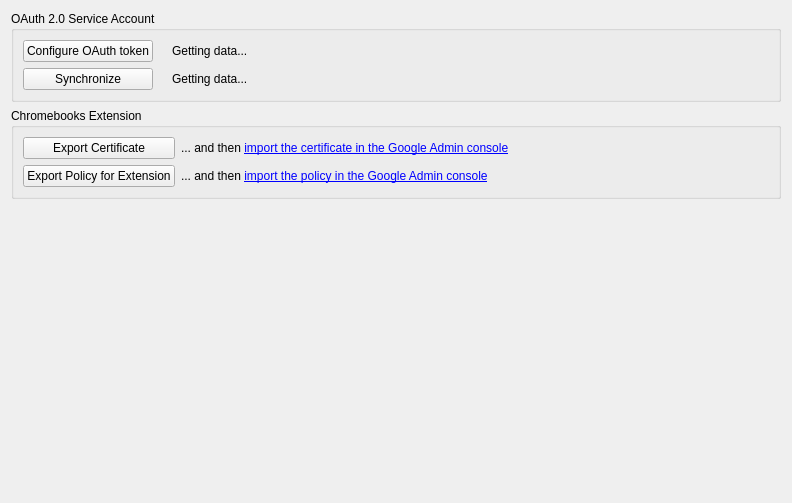
fw-dev/translations, file FWAdminLib/Preferences/ChromebookPreferencesWidget.ui: the form before one commit.
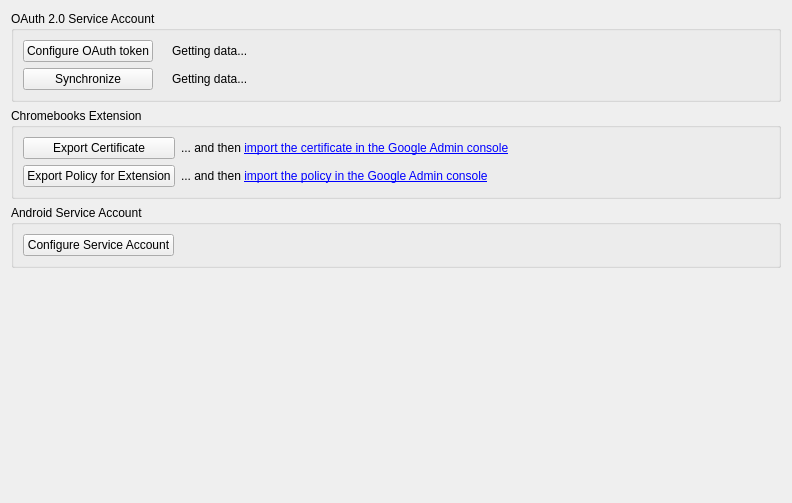
The form after the commit. Custom widgets are drawn as their Qt base class.

```diff
--- a/FWAdminLib/Preferences/ChromebookPreferencesWidget.ui
+++ b/FWAdminLib/Preferences/ChromebookPreferencesWidget.ui
@@ -136,6 +136,41 @@
      </layout>
     </widget>
    </item>
+   <item>
+    <widget class="QGroupBox" name="androidServiceAccountGroup">
+     <property name="title">
+      <string>Android Service Account</string>
+     </property>
+     <layout class="QGridLayout" name="gridLayout_3">
+      <item row="0" column="0">
+       <widget class="QPushButton" name="configureAndroidServiceAccountButton">
+        <property name="sizePolicy">
+         <sizepolicy hsizetype="Minimum" vsizetype="Fixed">
+          <horstretch>0</horstretch>
+          <verstretch>0</verstretch>
+         </sizepolicy>
+        </property>
+        <property name="text">
+         <string>Configure Service Account</string>
+        </property>
+       </widget>
+      </item>
+      <item row="0" column="1">
+       <spacer name="horizontalSpacer">
+        <property name="orientation">
+         <enum>Qt::Horizontal</enum>
+        </property>
+        <property name="sizeHint" stdset="0">
+         <size>
+          <width>40</width>
+          <height>20</height>
+         </size>
+        </property>
+       </spacer>
+      </item>
+     </layout>
+    </widget>
+   </item>
    <item>
     <spacer name="verticalSpacer">
      <property name="orientation">
@@ -152,17 +187,17 @@
   </layout>
  </widget>
  <customwidgets>
-  <customwidget>
-   <class>OnlineStatus</class>
-   <extends>QLabel</extends>
-   <header>./FileWaveGuiLib/OnlineStatus.h</header>
-  </customwidget>
   <customwidget>
    <class>CircularProgressIndicator</class>
    <extends>QWidget</extends>
    <header>FileWaveGuiLib/circularprogressindicator.h</header>
    <container>1</container>
   </customwidget>
+  <customwidget>
+   <class>OnlineStatus</class>
+   <extends>QLabel</extends>
+   <header>./FileWaveGuiLib/OnlineStatus.h</header>
+  </customwidget>
  </customwidgets>
  <resources/>
  <connections/>
```
